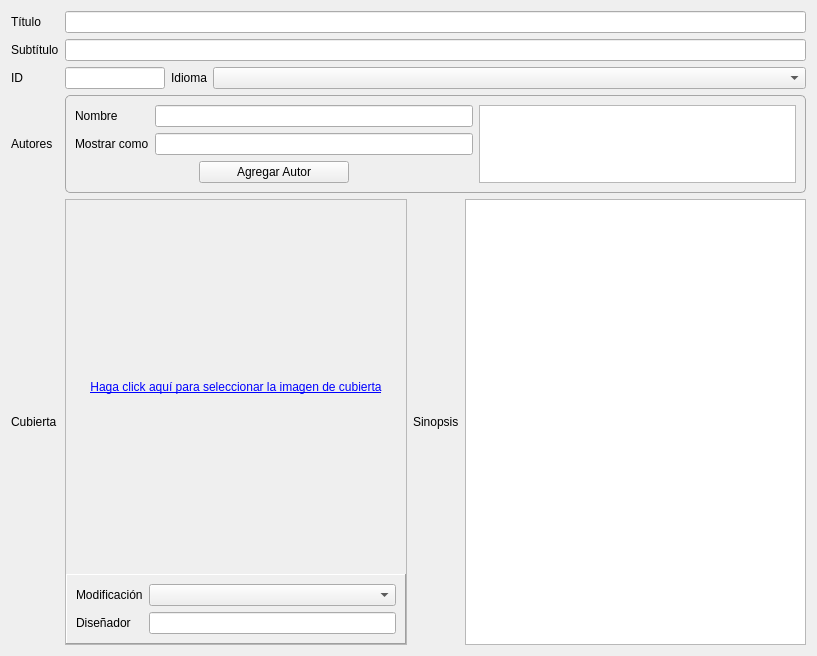
Old version of the form epubcreator/gui/forms/basic_metadata_widget.ui in the repository leandro86/epubcreator.
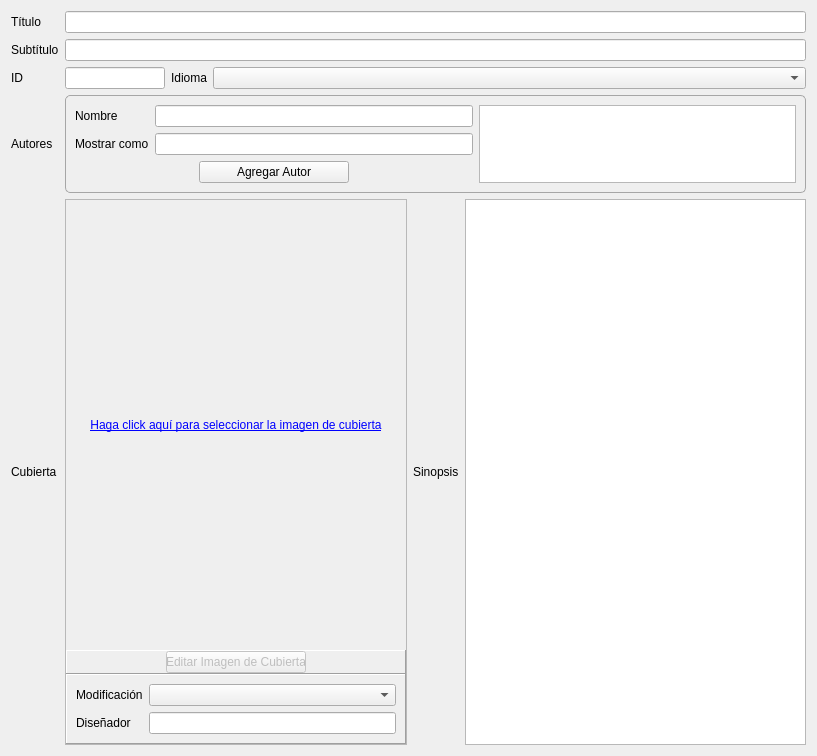
New version of the form. Icons and pictures are not drawn. Custom widgets are drawn as their Qt base class.

Commit message: Elimina menú principal de Herramientas para editar la imagen de cubierta. En su lugar, pone un botón justo debajo del widget para previsualizar la cubierta.

```diff
--- a/epubcreator/gui/forms/basic_metadata_widget.ui
+++ b/epubcreator/gui/forms/basic_metadata_widget.ui
@@ -7,7 +7,7 @@
     <x>0</x>
     <y>0</y>
     <width>817</width>
-    <height>656</height>
+    <height>756</height>
    </rect>
   </property>
   <property name="styleSheet">
@@ -257,6 +257,52 @@
           </property>
          </widget>
         </item>
+        <item>
+         <widget class="QFrame" name="frame_2">
+          <property name="sizePolicy">
+           <sizepolicy hsizetype="Preferred" vsizetype="Fixed">
+            <horstretch>0</horstretch>
+            <verstretch>0</verstretch>
+           </sizepolicy>
+          </property>
+          <property name="frameShape">
+           <enum>QFrame::Panel</enum>
+          </property>
+          <property name="frameShadow">
+           <enum>QFrame::Raised</enum>
+          </property>
+          <layout class="QHBoxLayout" name="horizontalLayout_2">
+           <property name="spacing">
+            <number>6</number>
+           </property>
+           <property name="margin">
+            <number>0</number>
+           </property>
+           <item>
+            <widget class="QPushButton" name="editCoverImageButton">
+             <property name="enabled">
+              <bool>false</bool>
+             </property>
+             <property name="sizePolicy">
+              <sizepolicy hsizetype="Preferred" vsizetype="Fixed">
+               <horstretch>0</horstretch>
+               <verstretch>0</verstretch>
+              </sizepolicy>
+             </property>
+             <property name="maximumSize">
+              <size>
+               <width>140</width>
+               <height>16777215</height>
+              </size>
+             </property>
+             <property name="text">
+              <string>Editar Imagen de Cubierta</string>
+             </property>
+            </widget>
+           </item>
+          </layout>
+         </widget>
+        </item>
         <item>
          <widget class="QFrame" name="frame_7">
           <property name="sizePolicy">
```
The commit also changes 3 other files.
